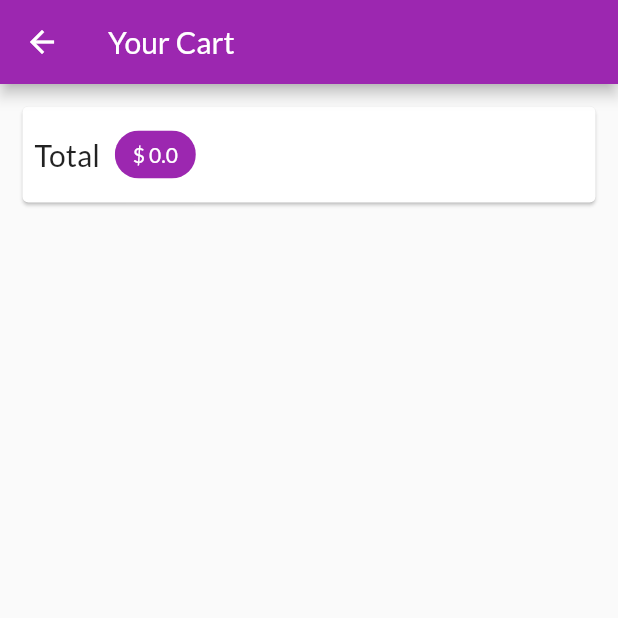
After one commit to ajay1706/ecomm_app, a Flutter app: the CartScreen screen opened by its route, on a phone screen of 412 x 824 dp, the top half of it. The commit adds this screen. Run offline on Flutter 3.47's test engine with Material 2 defaults, Android fonts, the phone set to English and light mode, and no system bars; network calls fail.

Commit message:
adding cart screen

```diff
--- a/lib/main.dart
+++ b/lib/main.dart
@@ -1,4 +1,5 @@
 import 'package:ecomm_app/providers/cart.dart';
+import 'package:ecomm_app/screens/cart_screen.dart';
 import 'package:ecomm_app/screens/product_detail_screen.dart';
 import 'package:flutter/material.dart';
 import 'screens/product_overview_screen.dart';
@@ -31,7 +32,7 @@ class MyApp extends StatelessWidget {
         home:ProductsOverviewScreen(),
         routes: {
           ProductDetailScreen.routeName: (ctx) => ProductDetailScreen(),
-
+CartScreen.routeName: (ctx)=> CartScreen()
         },
 
     ));
--- a/lib/providers/cart.dart
+++ b/lib/providers/cart.dart
@@ -35,6 +35,16 @@ int get itemCount {
 }
 
 
+double get totalAmount {
+
+  double total =0.0;
+  _items.forEach((key,cartItem){
+total += cartItem.price *cartItem.quantity;
+
+  } );
+  return total;
+}
+
 void addItem(String productId, double price, String title ){
 
   if(_items.containsKey(productId)){
--- /dev/null
+++ b/lib/screens/cart_screen.dart
@@ -0,0 +1,47 @@
+import 'package:ecomm_app/providers/cart.dart';
+import 'package:flutter/material.dart';
+import 'package:provider/provider.dart';
+
+
+class CartScreen extends StatelessWidget {
+
+static const routeName = '/cart';
+  @override
+  Widget build(BuildContext context) {
+    final cart = Provider.of<Cart>(context);
+
+    return Scaffold(
+      appBar: AppBar(
+        title: Text(
+          "Your Cart"
+        ),
+      ),
+      body: Column(
+        children: <Widget>[
+          Card(
+            margin: EdgeInsets.all(15),
+            child: Padding(padding: EdgeInsets.all(8),
+            child: Row(
+              children: <Widget>[
+                Text("Total",
+                style: TextStyle(
+                  fontSize: 20,
+
+                ),)
+                ,
+                SizedBox(width: 10,)
+                ,
+                Chip(
+                  label: Text('\$ ${cart.totalAmount}',style: TextStyle(
+                    color: Colors.white
+                  ),),
+                  backgroundColor: Theme.of(context).primaryColor,
+                ),
+              ],
+            ),),
+          )
+        ],
+      ) ,
+    );
+  }
+}
--- a/lib/screens/product_overview_screen.dart
+++ b/lib/screens/product_overview_screen.dart
@@ -1,3 +1,4 @@
+import 'package:ecomm_app/screens/cart_screen.dart';
 import 'package:flutter/material.dart';
 import 'package:ecomm_app/providers/product.dart';
 import 'package:ecomm_app/widgets/products_grid.dart';
@@ -62,7 +63,11 @@ Consumer<Cart> (builder: (_, cart, ch)=> Badge(
   value:cart.itemCount.toString(),
 ),
     child: IconButton(icon: Icon(Icons.shopping_cart),
-    onPressed: (){},),),
+    onPressed: (){
+      Navigator.of(context).pushNamed(CartScreen.routeName);
+
+
+    },),),
 
         ],
       ),
```
